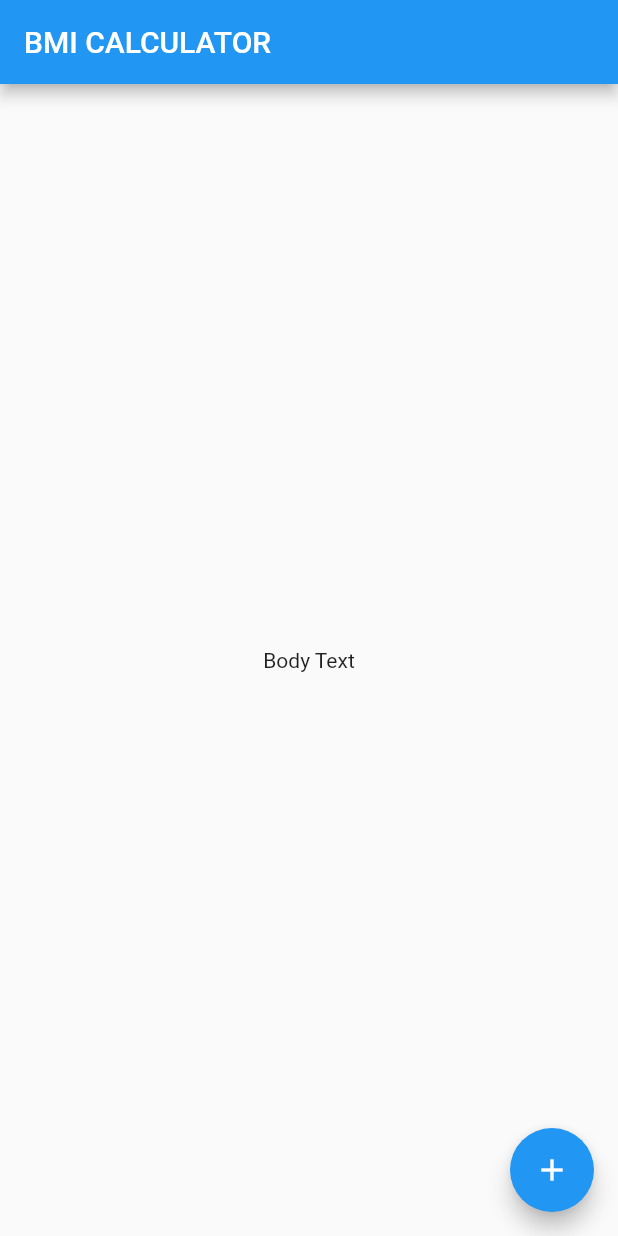
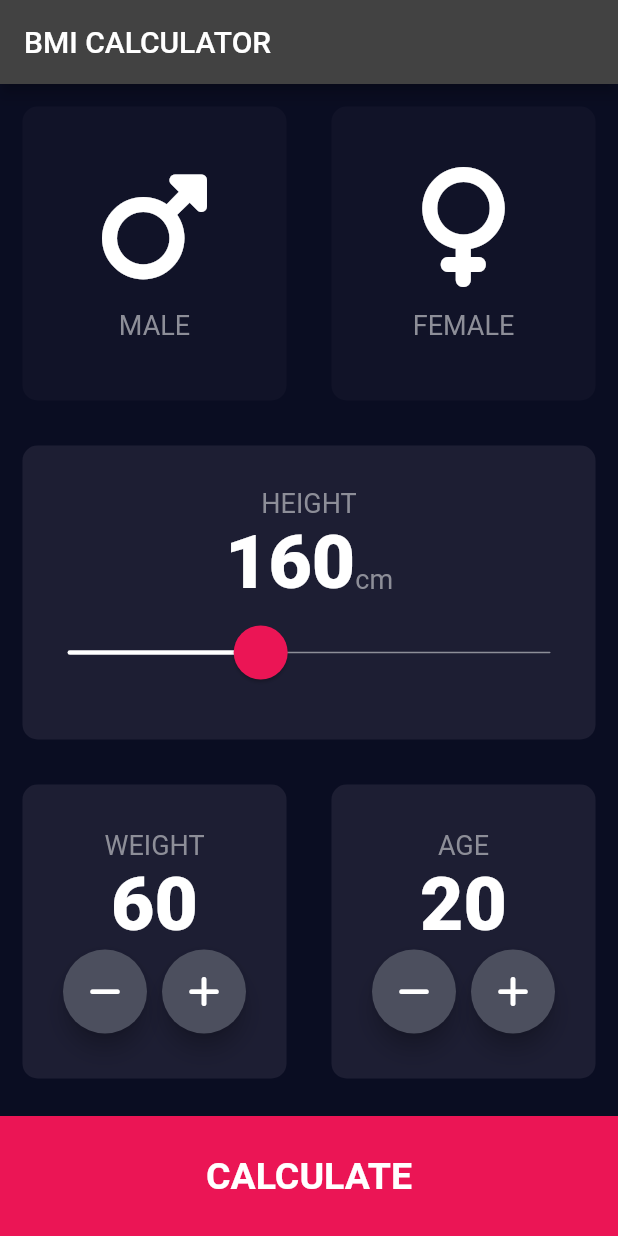
Before and after one commit to HeratUni-CS/bmi-calculator-farzanamohammadi, a Flutter app: the screen it shows after launch, on a phone screen of 412 x 824 dp. Run offline on Flutter 3.47's test engine with Material 2 defaults, Android fonts, the phone set to English and light mode, and no system bars; our stand-ins replace font_awesome_flutter.

Commit message:
final commit

```diff
--- /dev/null
+++ b/lib/calculator.dart
@@ -0,0 +1,33 @@
+import 'dart:math';
+import 'package:flutter/material.dart';
+
+class Calculator {
+  final int? height;
+  final int? weight;
+  double _bmi = 0;
+  Calculator({@required this.weight, @required this.height});
+  String calculateBMI() {
+    _bmi = weight! / pow(height! / 100, 2);
+    return _bmi.toStringAsFixed(1);
+  }
+
+  String getInterpretation() {
+    if (_bmi >= 25) {
+      return 'You have a higher body weight than normal body weight. Try to exercise more';
+    } else if (_bmi >= 18.5) {
+      return 'You have a normal body weight. Good job!.';
+    } else {
+      return ' You have a lower than normal body weight. You can eat  a bit more.';
+    }
+  }
+
+  String getResult() {
+    if (_bmi >= 25) {
+      return 'Overweight';
+    } else if (_bmi >= 18.5) {
+      return ' Normal';
+    } else {
+      return 'Underweight';
+    }
+  }
+}
--- /dev/null
+++ b/lib/components/bottom_button.dart
@@ -0,0 +1,25 @@
+import 'package:flutter/material.dart';
+import 'package:bmi_starting/constants.dart';
+class BottomButton extends StatelessWidget {
+  final String ?title;
+  final VoidCallback? onTap;
+  BottomButton({required this.title,required this.onTap});
+
+  @override
+  Widget build(BuildContext context) {
+    return GestureDetector(
+      onTap: onTap,
+      child: Container(
+        child: Center(
+            child: Text(
+              title!,
+              style: kLargeButtonTextStyle,
+            )),
+        color: kBottomContainerColor,
+        margin: EdgeInsets.only(top: 10),
+        width: double.infinity,
+        height: kBottomContainerHeight,
+      ),
+    );
+  }
+}
--- /dev/null
+++ b/lib/components/icon_content.dart
@@ -0,0 +1,30 @@
+
+import 'package:flutter/material.dart';
+
+class IconContent extends StatelessWidget {
+  final IconData ? icon;
+  final String ? label;
+  IconContent({this.icon, this.label});
+  @override
+  Widget build(BuildContext context) {
+    return Column(
+      mainAxisAlignment: MainAxisAlignment.center,
+      children: [
+        Icon(
+          icon,
+          size: 80,
+        ),
+        const SizedBox(
+          height: 15,
+        ),
+        Text(
+          label!,
+          style: const TextStyle(
+            fontSize: 18,
+            color: Color(0xFF8D8E98),
+          ),
+        )
+      ],
+    );
+  }
+}
--- /dev/null
+++ b/lib/components/reusable_card.dart
@@ -0,0 +1,24 @@
+import 'package:flutter/cupertino.dart';
+import 'package:bmi_starting/constants.dart';
+class ReusableCard extends StatelessWidget {
+  final Color? color;
+  final Widget? child;
+  final VoidCallback?onPress;
+  ReusableCard({this.color, this.child,this.onPress});
+
+  @override
+  Widget build(BuildContext context) {
+    return GestureDetector(
+      onTap: onPress,
+      child: Container(
+        margin: const EdgeInsets.all(15),
+        decoration: BoxDecoration(
+          color: color ?? kActiveCardColor,
+          borderRadius: BorderRadius.circular(10),
+        ),
+
+        child: child,
+      ),
+    );
+  }
+}
--- /dev/null
+++ b/lib/components/round_icon_button.dart
@@ -0,0 +1,19 @@
+import 'package:flutter/material.dart';
+
+class RoundActionButton extends StatelessWidget {
+  final IconData? icon;
+  final VoidCallback? onPress;
+  RoundActionButton({required this.icon, required this.onPress});
+
+  @override
+  Widget build(BuildContext context) {
+    return RawMaterialButton(
+      child: Icon(icon),
+      constraints: BoxConstraints.tightFor(width: 56.0, height: 56.0),
+      elevation: 6,
+      fillColor: Color(0xFF4C4F5E),
+      shape: CircleBorder(),
+      onPressed: onPress,
+    );
+  }
+}
--- /dev/null
+++ b/lib/constants.dart
@@ -0,0 +1,37 @@
+import 'package:flutter/material.dart';
+
+const double kBottomContainerHeight = 80;
+const kActiveCardColor = Color(0xFF1D1E33);
+const kInactiveCardColor = Color(0xFF111328);
+const kBottomContainerColor = Color(0xFFEB1555);
+
+const kLabelTextStyle = TextStyle(
+  fontSize: 18,
+  color: Color(0xFF8D8E98),
+);
+const kNumberTextStyle = TextStyle(fontSize: 50, fontWeight: FontWeight.w900);
+const kLargeButtonTextStyle = TextStyle(
+  fontSize: 25,
+  fontWeight: FontWeight.bold
+);
+const kTitleTextStyle= TextStyle(
+  fontSize: 50,
+  fontWeight: FontWeight.bold
+);
+const kResultTextStyle = TextStyle(
+  color: Color(0xFF24D876),
+  fontSize: 22,
+  fontWeight: FontWeight.bold
+);
+const kBMITextStyle = TextStyle(
+  fontSize: 100,
+  fontWeight: FontWeight.bold
+);
+const kGrayBodyTextStyle = TextStyle(
+  fontSize: 22,
+  color: Colors.grey
+);
+const kBodyTextStyle = TextStyle(
+  fontSize: 22,
+
+);
--- a/lib/main.dart
+++ b/lib/main.dart
@@ -1,35 +1,21 @@
 import 'package:flutter/material.dart';
+import 'screens/input_page.dart';
 
-void main() => runApp(BMICalculator());
+
+void main() => runApp( const BMICalculator());
 
 class BMICalculator extends StatelessWidget {
+  const BMICalculator({Key? key}) : super(key: key);
+
   @override
   Widget build(BuildContext context) {
     return MaterialApp(
-      home: InputPage(),
+      theme: ThemeData.dark().copyWith(
+
+        primaryColor:   Color(0xFF0A0D22),
+        scaffoldBackgroundColor:   Color(0xFF0A0D22),
+      ),
+      home:  InputPage(),
     );
   }
 }
-
-class InputPage extends StatefulWidget {
-  @override
-  State<InputPage> createState() => _InputPageState();
-}
-
-class _InputPageState extends State<InputPage> {
-  @override
-  Widget build(BuildContext context) {
-    return Scaffold(
-      appBar: AppBar(
-        title: Text('BMI CALCULATOR'),
-      ),
-      body: Center(
-        child: Text('Body Text'),
-      ),
-      floatingActionButton: FloatingActionButton(
-        onPressed: () {},
-        child: Icon(Icons.add),
-      ),
-    );
-  }
-}
--- /dev/null
+++ b/lib/screens/input_page.dart
@@ -0,0 +1,223 @@
+import 'package:bmi_starting/calculator.dart';
+import 'package:bmi_starting/screens/results_page.dart';
+import 'package:flutter/material.dart';
+import 'package:bmi_starting/constants.dart';
+import '../components/bottom_button.dart';
+import '../components/icon_content.dart';
+import '../components/reusable_card.dart';
+import '../components/round_icon_button.dart';
+import 'package:font_awesome_flutter/font_awesome_flutter.dart';
+
+enum Gender { male, female }
+
+class InputPage extends StatefulWidget {
+  @override
+  _InputPageState createState() => _InputPageState();
+}
+
+class _InputPageState extends State<InputPage> {
+  Gender? selectedGender;
+  int height = 160;
+  int weight = 60;
+  int age = 20;
+  @override
+  Widget build(BuildContext context) {
+    return Scaffold(
+      appBar: AppBar(
+        title: Text('BMI CALCULATOR'),
+      ),
+      body: Column(
+        crossAxisAlignment: CrossAxisAlignment.stretch,
+        children: [
+          Expanded(
+              child: Row(
+            children: [
+              Expanded(
+                child: ReusableCard(
+                  onPress: () {
+                    setState(() {
+                      selectedGender = Gender.male;
+                    });
+                  },
+                  color: selectedGender == Gender.male
+                      ? kActiveCardColor
+                      : kInactiveCardColor,
+                  child: IconContent(
+                    icon: FontAwesomeIcons.mars,
+                    label: 'MALE',
+                  ),
+                ),
+              ),
+              Expanded(
+                child: ReusableCard(
+                  onPress: () {
+                    setState(() {
+                      selectedGender = Gender.female;
+                    });
+                  },
+                  color: selectedGender == Gender.female
+                      ? kActiveCardColor
+                      : kInactiveCardColor,
+                  child: IconContent(
+                    icon: FontAwesomeIcons.venus,
+                    label: 'FEMALE',
+                  ),
+                ),
+              ),
+            ],
+          )),
+          Expanded(
+            child: ReusableCard(
+              child: Column(
+                mainAxisAlignment: MainAxisAlignment.center,
+                children: [
+                  Text(
+                    'HEIGHT',
+                    style: kLabelTextStyle,
+                  ),
+                  Row(
+                    mainAxisAlignment: MainAxisAlignment.center,
+                    crossAxisAlignment: CrossAxisAlignment.baseline,
+                    textBaseline: TextBaseline.alphabetic,
+                    children: [
+                      Text(height.toString(), style: kNumberTextStyle),
+                      Text(
+                        'cm',
+                        style: kLabelTextStyle,
+                      )
+                    ],
+                  ),
+                  SliderTheme(
+                    data: SliderTheme.of(context).copyWith(
+                        thumbShape:
+                            RoundSliderThumbShape(enabledThumbRadius: 18),
+                        trackHeight: 1,
+                        inactiveTrackColor: Color(0xFF8D8E98),
+                        activeTrackColor: Colors.white,
+                        overlayColor: Color(0x1fEB1555),
+                        thumbColor: Color(0xFFEB1555),
+                        overlayShape:
+                            RoundSliderOverlayShape(overlayRadius: 30)),
+                    child: Slider(
+                        value: height.toDouble(),
+                        min: 120,
+                        max: 220,
+                        onChanged: (double newValue) {
+                          setState(() {
+                            height = newValue.round();
+                          });
+                        }),
+                  ),
+                ],
+              ),
+            ),
+          ),
+          Expanded(
+              child: Row(
+            children: [
+              Expanded(
+                child: ReusableCard(
+                  child: Column(
+                    mainAxisAlignment: MainAxisAlignment.center,
+                    children: [
+                      Text(
+                        'WEIGHT',
+                        style: kLabelTextStyle,
+                      ),
+                      Text(
+                        weight.toString(),
+                        style: kNumberTextStyle,
+                      ),
+                      Row(
+                        mainAxisAlignment: MainAxisAlignment.center,
+                        children: [
+                          RoundActionButton(
+                            icon: FontAwesomeIcons.minus,
+                            onPress: () {
+                              setState(() {
+                                weight--;
+                              });
+                            },
+                          ),
+                          SizedBox(
+                            width: 10,
+                          ),
+                          RoundActionButton(
+                            icon: FontAwesomeIcons.plus,
+                            onPress: () {
+                              setState(() {
+                                weight++;
+                              });
+                            },
+                          ),
+                        ],
+                      )
+                    ],
+                  ),
+                ),
+              ),
+              Expanded(
+                child: ReusableCard(
+                  child: Column(
+                    mainAxisAlignment: MainAxisAlignment.center,
+                    children: [
+                      Text(
+                        'AGE',
+                        style: kLabelTextStyle,
+                      ),
+                      Text(
+                        age.toString(),
+                        style: kNumberTextStyle,
+                      ),
+                      Row(
+                        mainAxisAlignment: MainAxisAlignment.center,
+                        children: [
+                          RoundActionButton(
+                            icon: FontAwesomeIcons.minus,
+                            onPress: () {
+                              setState(() {
+                                age--;
+                              });
+                            },
+                          ),
+                          SizedBox(
+                            width: 10,
+                          ),
+                          RoundActionButton(
+                            icon: FontAwesomeIcons.plus,
+                            onPress: () {
+                              setState(() {
+                                age++;
+                              });
+                            },
+                          ),
+                        ],
+                      )
+                    ],
+                  ),
+                ),
+              )
+            ],
+          )),
+          BottomButton(
+            title: 'CALCULATE',
+            onTap: () {
+              Calculator calculator =
+                  Calculator(weight: weight, height: height);
+              Navigator.push(
+                context,
+                MaterialPageRoute(
+                  builder: (context) => ResultsPage(
+                    bmiResult: calculator.calculateBMI(),
+                    resultText: calculator.getResult(),
+                    interpretation: calculator.getInterpretation(),
+                  ),
+                ),
+              );
+            },
+          ),
+        ],
+      ),
+    );
+  }
+}
--- a/pubspec.yaml
+++ b/pubspec.yaml
@@ -20,7 +20,7 @@ publish_to: 'none' # Remove this line if you wish to publish to pub.dev
 version: 1.0.0+1
 
 environment:
-  sdk: '>=2.18.0 <3.0.0'
+  sdk: '>=2.17.3'
 
 # Dependencies specify other packages that your package needs in order to work.
 # To automatically upgrade your package dependencies to the latest versions
@@ -36,6 +36,8 @@ dependencies:
   # The following adds the Cupertino Icons font to your application.
   # Use with the CupertinoIcons class for iOS style icons.
   cupertino_icons: ^1.0.2
+  font_awesome: ^5.10.1
+  font_awesome_flutter: ^10.2.1
 
 dev_dependencies:
   flutter_test:
```
Also changed, not shown: lib/screens/results_page.dart (added, +82 -0 lines), pubspec.lock.
